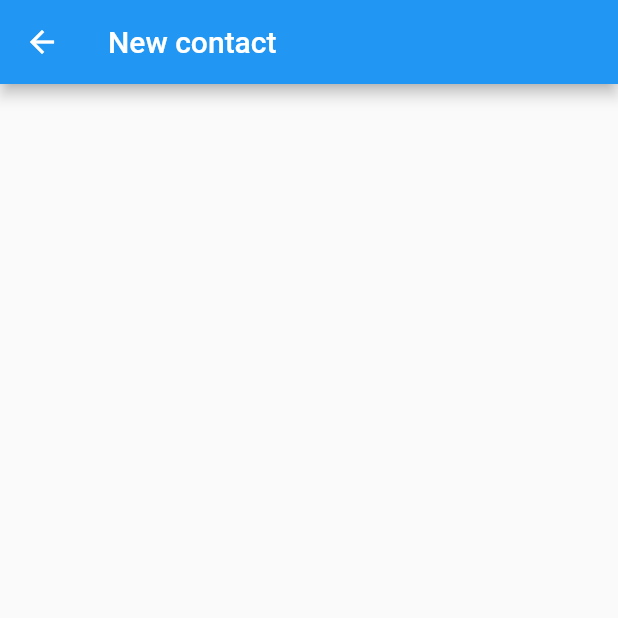
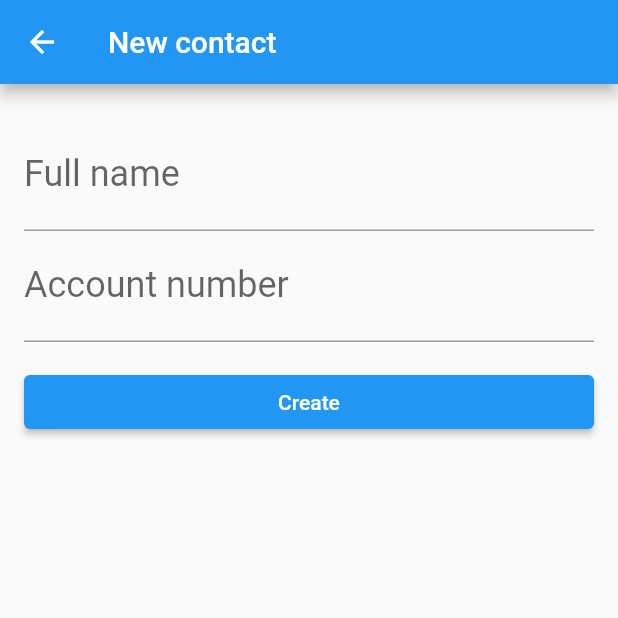
Before and after one commit to Delvechio/bytebank2, a Flutter app: the ContactForm screen opened directly, on a phone screen of 412 x 824 dp, the top half of it. Run offline on Flutter 3.47's test engine with Material 2 defaults, Android fonts, the phone set to English and light mode, and no system bars.

Commit message:
Criando nova tela(contact_form.dart) e configurando

```diff
--- a/lib/screens/contact_form.dart
+++ b/lib/screens/contact_form.dart
@@ -6,7 +6,42 @@ class ContactForm extends StatelessWidget {
   @override
   Widget build(BuildContext context) {
     return Scaffold(
-      appBar: AppBar(title: Text('New contact'),),
+      appBar: AppBar(
+        title: Text('New contact'),
+      ),
+      body: Padding(
+        padding: const EdgeInsets.all(16.0),
+        child: Column(
+          children: <Widget>[
+            Padding(
+              padding: const EdgeInsets.only(top: 8.0),
+              child: TextField(
+                decoration: InputDecoration(
+                  labelText: 'Full name',
+                ),
+                style: TextStyle(fontSize: 24.0),
+              ),
+            ),
+            TextField(
+              decoration: InputDecoration(
+                labelText: 'Account number',
+              ),
+              style: TextStyle(fontSize: 24.0),
+              keyboardType: TextInputType.number,
+            ),
+            Padding(
+              padding: const EdgeInsets.only(top: 16.0),
+              child: SizedBox(
+                width: double.maxFinite,
+                child: ElevatedButton(
+                  child: Text('Create'),
+                  onPressed: () {},
+                ),
+              ),
+            )
+          ],
+        ),
+      ),
     );
   }
 }
```
